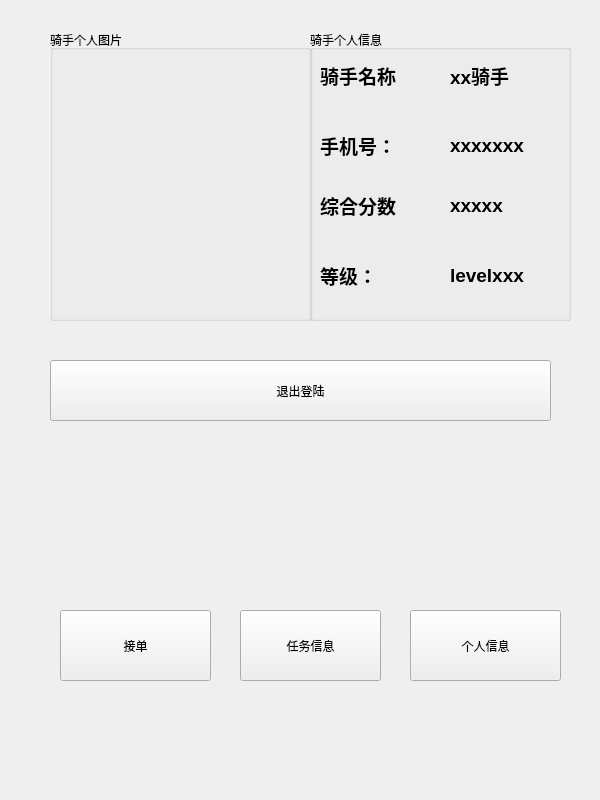
Old version of the form rider/rider_inform.ui in the repository chichuxwx/Food-delivery-platform.
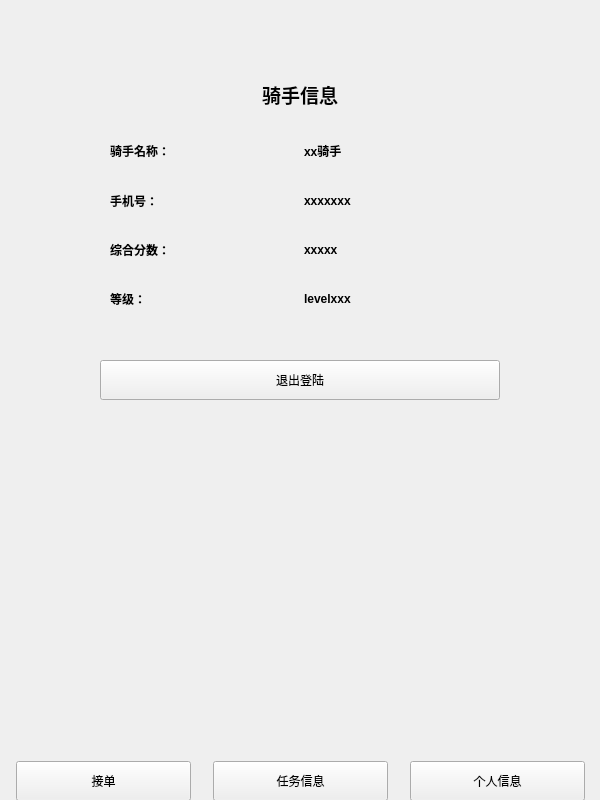
New version of the form.

```diff
--- a/rider/rider_inform.ui
+++ b/rider/rider_inform.ui
@@ -19,187 +19,248 @@
   <property name="windowTitle">
    <string>Form</string>
   </property>
-  <widget class="QGroupBox" name="groupBox">
+  <widget class="QPushButton" name="pushButton_6">
    <property name="geometry">
     <rect>
-     <x>310</x>
-     <y>30</y>
-     <width>261</width>
-     <height>291</height>
+     <x>100</x>
+     <y>360</y>
+     <width>400</width>
+     <height>40</height>
     </rect>
    </property>
-   <property name="title">
-    <string>骑手个人信息</string>
+   <property name="minimumSize">
+    <size>
+     <width>400</width>
+     <height>40</height>
+    </size>
    </property>
+   <property name="maximumSize">
+    <size>
+     <width>400</width>
+     <height>40</height>
+    </size>
+   </property>
+   <property name="text">
+    <string>退出登陆</string>
+   </property>
+  </widget>
+  <widget class="QWidget" name="">
+   <property name="geometry">
+    <rect>
+     <x>110</x>
+     <y>130</y>
+     <width>381</width>
+     <height>191</height>
+    </rect>
+   </property>
+   <layout class="QGridLayout" name="gridLayout">
+    <item row="0" column="0">
    <widget class="QLabel" name="label">
-    <property name="geometry">
-     <rect>
-      <x>10</x>
-      <y>30</y>
-      <width>81</width>
-      <height>31</height>
-     </rect>
+      <property name="font">
+       <font>
+        <family>Microsoft YaHei</family>
+        <bold>false</bold>
+       </font>
     </property>
     <property name="text">
-     <string>&lt;html&gt;&lt;head/&gt;&lt;body&gt;&lt;p&gt;&lt;span style=&quot; font-size:14pt; font-weight:700;&quot;&gt;骑手名称：&lt;/span&gt;&lt;/p&gt;&lt;/body&gt;&lt;/html&gt;</string>
-    </property>
-   </widget>
-   <widget class="QLabel" name="label_2">
-    <property name="geometry">
-     <rect>
-      <x>10</x>
-      <y>100</y>
-      <width>71</width>
-      <height>31</height>
-     </rect>
-    </property>
-    <property name="text">
-     <string>&lt;html&gt;&lt;head/&gt;&lt;body&gt;&lt;p&gt;&lt;span style=&quot; font-size:14pt; font-weight:700;&quot;&gt;手机号：&lt;/span&gt;&lt;/p&gt;&lt;/body&gt;&lt;/html&gt;</string>
-    </property>
-   </widget>
+       <string>&lt;html&gt;&lt;head/&gt;&lt;body&gt;&lt;p&gt;&lt;span style=&quot; font-weight:700;&quot;&gt;骑手名称：&lt;/span&gt;&lt;/p&gt;&lt;/body&gt;&lt;/html&gt;</string>
+      </property>
+     </widget>
+    </item>
+    <item row="0" column="1">
    <widget class="QLabel" name="label_3">
-    <property name="geometry">
-     <rect>
-      <x>140</x>
-      <y>30</y>
-      <width>101</width>
-      <height>31</height>
-     </rect>
+      <property name="font">
+       <font>
+        <bold>true</bold>
+       </font>
     </property>
     <property name="text">
-     <string>&lt;html&gt;&lt;head/&gt;&lt;body&gt;&lt;p&gt;&lt;span style=&quot; font-size:14pt; font-weight:700;&quot;&gt;xx骑手&lt;/span&gt;&lt;/p&gt;&lt;/body&gt;&lt;/html&gt;</string>
-    </property>
-   </widget>
+       <string>&lt;html&gt;&lt;head/&gt;&lt;body&gt;&lt;p&gt;xx骑手&lt;/p&gt;&lt;/body&gt;&lt;/html&gt;</string>
+      </property>
+     </widget>
+    </item>
+    <item row="1" column="0">
+     <widget class="QLabel" name="label_2">
+      <property name="font">
+       <font>
+        <family>Microsoft YaHei</family>
+        <bold>false</bold>
+       </font>
+      </property>
+      <property name="text">
+       <string>&lt;html&gt;&lt;head/&gt;&lt;body&gt;&lt;p&gt;&lt;span style=&quot; font-weight:700;&quot;&gt;手机号：&lt;/span&gt;&lt;/p&gt;&lt;/body&gt;&lt;/html&gt;</string>
+      </property>
+     </widget>
+    </item>
+    <item row="1" column="1">
    <widget class="QLabel" name="label_4">
-    <property name="geometry">
-     <rect>
-      <x>140</x>
-      <y>100</y>
-      <width>91</width>
-      <height>31</height>
-     </rect>
+      <property name="font">
+       <font>
+        <bold>true</bold>
+       </font>
     </property>
     <property name="text">
-     <string>&lt;html&gt;&lt;head/&gt;&lt;body&gt;&lt;p&gt;&lt;span style=&quot; font-size:14pt; font-weight:700;&quot;&gt;xxxxxxx&lt;/span&gt;&lt;/p&gt;&lt;/body&gt;&lt;/html&gt;</string>
-    </property>
-   </widget>
+       <string>&lt;html&gt;&lt;head/&gt;&lt;body&gt;&lt;p&gt;xxxxxxx&lt;/p&gt;&lt;/body&gt;&lt;/html&gt;</string>
+      </property>
+     </widget>
+    </item>
+    <item row="2" column="0">
    <widget class="QLabel" name="label_5">
-    <property name="geometry">
-     <rect>
-      <x>10</x>
-      <y>160</y>
-      <width>81</width>
-      <height>31</height>
-     </rect>
+      <property name="font">
+       <font>
+        <family>Microsoft YaHei</family>
+        <bold>false</bold>
+       </font>
     </property>
     <property name="text">
-     <string>&lt;html&gt;&lt;head/&gt;&lt;body&gt;&lt;p&gt;&lt;span style=&quot; font-size:14pt; font-weight:700;&quot;&gt;综合分数：&lt;/span&gt;&lt;/p&gt;&lt;/body&gt;&lt;/html&gt;</string>
-    </property>
-   </widget>
+       <string>&lt;html&gt;&lt;head/&gt;&lt;body&gt;&lt;p&gt;&lt;span style=&quot; font-weight:700;&quot;&gt;综合分数：&lt;/span&gt;&lt;/p&gt;&lt;/body&gt;&lt;/html&gt;</string>
+      </property>
+     </widget>
+    </item>
+    <item row="2" column="1">
    <widget class="QLabel" name="label_6">
-    <property name="geometry">
-     <rect>
-      <x>140</x>
-      <y>160</y>
-      <width>91</width>
-      <height>31</height>
-     </rect>
+      <property name="font">
+       <font>
+        <bold>true</bold>
+       </font>
     </property>
     <property name="text">
-     <string>&lt;html&gt;&lt;head/&gt;&lt;body&gt;&lt;p&gt;&lt;span style=&quot; font-size:14pt; font-weight:700;&quot;&gt;xxxxx&lt;/span&gt;&lt;/p&gt;&lt;/body&gt;&lt;/html&gt;</string>
-    </property>
-   </widget>
+       <string>&lt;html&gt;&lt;head/&gt;&lt;body&gt;&lt;p&gt;xxxxx&lt;/p&gt;&lt;/body&gt;&lt;/html&gt;</string>
+      </property>
+     </widget>
+    </item>
+    <item row="3" column="0">
    <widget class="QLabel" name="label_7">
-    <property name="geometry">
-     <rect>
-      <x>10</x>
-      <y>230</y>
-      <width>71</width>
-      <height>31</height>
-     </rect>
+      <property name="font">
+       <font>
+        <family>Microsoft YaHei</family>
+        <bold>false</bold>
+       </font>
     </property>
     <property name="text">
-     <string>&lt;html&gt;&lt;head/&gt;&lt;body&gt;&lt;p&gt;&lt;span style=&quot; font-size:14pt; font-weight:700;&quot;&gt;等级：&lt;/span&gt;&lt;/p&gt;&lt;/body&gt;&lt;/html&gt;</string>
-    </property>
-   </widget>
+       <string>&lt;html&gt;&lt;head/&gt;&lt;body&gt;&lt;p&gt;&lt;span style=&quot; font-weight:700;&quot;&gt;等级：&lt;/span&gt;&lt;/p&gt;&lt;/body&gt;&lt;/html&gt;</string>
+      </property>
+     </widget>
+    </item>
+    <item row="3" column="1">
    <widget class="QLabel" name="label_8">
-    <property name="geometry">
-     <rect>
-      <x>140</x>
-      <y>230</y>
-      <width>101</width>
-      <height>31</height>
-     </rect>
+      <property name="font">
+       <font>
+        <bold>true</bold>
+       </font>
     </property>
     <property name="text">
-     <string>&lt;html&gt;&lt;head/&gt;&lt;body&gt;&lt;p&gt;&lt;span style=&quot; font-size:14pt; font-weight:700;&quot;&gt;levelxxx&lt;/span&gt;&lt;/p&gt;&lt;/body&gt;&lt;/html&gt;</string>
-    </property>
-   </widget>
+       <string>&lt;html&gt;&lt;head/&gt;&lt;body&gt;&lt;p&gt;levelxxx&lt;/p&gt;&lt;/body&gt;&lt;/html&gt;</string>
+      </property>
+     </widget>
+    </item>
+   </layout>
   </widget>
-  <widget class="QPushButton" name="pushButton_4">
+  <widget class="QLabel" name="label_9">
    <property name="geometry">
     <rect>
-     <x>410</x>
-     <y>610</y>
-     <width>151</width>
-     <height>71</height>
+     <x>230</x>
+     <y>70</y>
+     <width>140</width>
+     <height>50</height>
     </rect>
    </property>
+   <property name="sizePolicy">
+    <sizepolicy hsizetype="Fixed" vsizetype="Fixed">
+     <horstretch>0</horstretch>
+     <verstretch>0</verstretch>
+    </sizepolicy>
+   </property>
+   <property name="minimumSize">
+    <size>
+     <width>140</width>
+     <height>50</height>
+    </size>
+   </property>
+   <property name="maximumSize">
+    <size>
+     <width>140</width>
+     <height>50</height>
+    </size>
+   </property>
+   <property name="font">
+    <font>
+     <pointsize>14</pointsize>
+     <bold>true</bold>
+    </font>
+   </property>
    <property name="text">
-    <string>个人信息</string>
+    <string>&lt;html&gt;&lt;head/&gt;&lt;body&gt;&lt;p align=&quot;center&quot;&gt;骑手信息&lt;/p&gt;&lt;/body&gt;&lt;/html&gt;</string>
    </property>
   </widget>
+  <widget class="QWidget" name="">
+   <property name="geometry">
+    <rect>
+     <x>0</x>
+     <y>760</y>
+     <width>601</width>
+     <height>42</height>
+    </rect>
+   </property>
+   <layout class="QHBoxLayout" name="horizontalLayout">
+    <item>
   <widget class="QPushButton" name="pushButton_2">
-   <property name="geometry">
-    <rect>
-     <x>60</x>
-     <y>610</y>
-     <width>151</width>
-     <height>71</height>
-    </rect>
+      <property name="minimumSize">
+       <size>
+        <width>175</width>
+        <height>40</height>
+       </size>
+      </property>
+      <property name="maximumSize">
+       <size>
+        <width>175</width>
+        <height>40</height>
+       </size>
    </property>
    <property name="text">
     <string>接单</string>
    </property>
   </widget>
+    </item>
+    <item>
   <widget class="QPushButton" name="pushButton_3">
-   <property name="geometry">
-    <rect>
-     <x>240</x>
-     <y>610</y>
-     <width>141</width>
-     <height>71</height>
-    </rect>
+      <property name="minimumSize">
+       <size>
+        <width>175</width>
+        <height>40</height>
+       </size>
+      </property>
+      <property name="maximumSize">
+       <size>
+        <width>175</width>
+        <height>40</height>
+       </size>
    </property>
    <property name="text">
     <string>任务信息</string>
    </property>
   </widget>
-  <widget class="QPushButton" name="pushButton_6">
-   <property name="geometry">
-    <rect>
-     <x>50</x>
-     <y>360</y>
-     <width>501</width>
-     <height>61</height>
-    </rect>
+    </item>
+    <item>
+     <widget class="QPushButton" name="pushButton_4">
+      <property name="minimumSize">
+       <size>
+        <width>175</width>
+        <height>40</height>
+       </size>
+      </property>
+      <property name="maximumSize">
+       <size>
+        <width>175</width>
+        <height>40</height>
+       </size>
    </property>
    <property name="text">
-    <string>退出登陆</string>
-   </property>
-  </widget>
-  <widget class="QGroupBox" name="groupBox_2">
-   <property name="geometry">
-    <rect>
-     <x>50</x>
-     <y>30</y>
-     <width>261</width>
-     <height>291</height>
-    </rect>
-   </property>
-   <property name="title">
-    <string>骑手个人图片</string>
-   </property>
+       <string>个人信息</string>
+      </property>
+     </widget>
+    </item>
+   </layout>
   </widget>
  </widget>
  <resources/>
```
Lines whose indentation alone changed are shown as unchanged.
